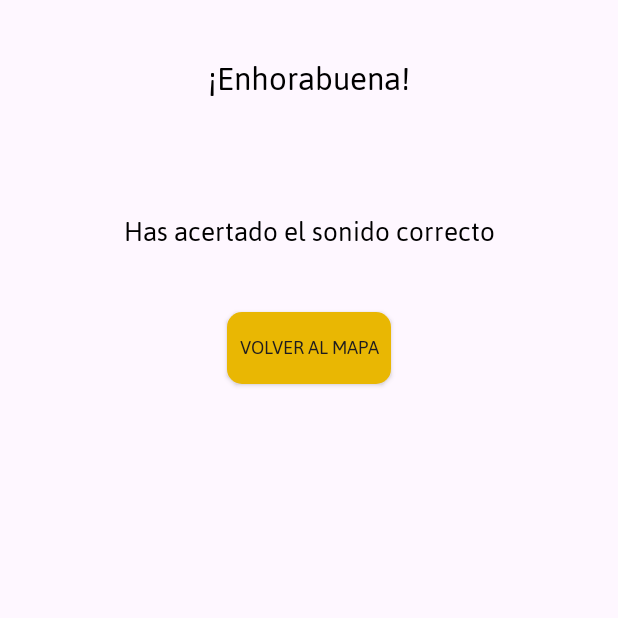
After one commit to DidaktikApp5/didaktikappDurango, an Android app: the ResultadosSirenaActivity screen opened directly, with no data from a screen before it, on a phone screen of 412 x 824 dp, the top half of it. The commit adds this screen. Run offline under Robolectric (Android 15) with nearby library versions, the phone set to English and light mode, and no system bars.

Commit message:
add:si acierta te lleva a otra pantalla de felicitacion

```diff
--- a/app/src/main/AndroidManifest.xml
+++ b/app/src/main/AndroidManifest.xml
@@ -57,6 +57,9 @@
             android:name=".actividades.MikeldiActivity"
             android:exported="false" />
         <activity
+            android:name=".actividades.ResultadosSirenaActivity"
+            android:exported="false" />
+        <activity
             android:name=".MainActivity"
             android:exported="true"
             android:theme="@style/Theme.App.Starting">
--- /dev/null
+++ b/app/src/main/java/com/icjardinapps/dm2/durango/actividades/ResultadosSirenaActivity.kt
@@ -0,0 +1,21 @@
+package com.icjardinapps.dm2.durango.actividades
+
+import android.content.Intent
+import android.os.Bundle
+import android.widget.Button
+import androidx.appcompat.app.AppCompatActivity
+import com.icjardinapps.dm2.durango.R
+
+class ResultadosSirenaActivity : AppCompatActivity() {
+    override fun onCreate(savedInstanceState: Bundle?) {
+        super.onCreate(savedInstanceState)
+        setContentView(R.layout.activity_resultados_sirena)
+
+        val buttonVolverMapa: Button = findViewById(R.id.volverMapa)
+
+        buttonVolverMapa.setOnClickListener {
+            val intent = Intent(this, MapaActivity::class.java)
+            startActivity(intent)
+        }
+    }
+}
--- a/app/src/main/java/com/icjardinapps/dm2/durango/actividades/SirenaActivity.kt
+++ b/app/src/main/java/com/icjardinapps/dm2/durango/actividades/SirenaActivity.kt
@@ -1,5 +1,6 @@
 package com.icjardinapps.dm2.durango.actividades
 
+import android.content.Intent
 import android.media.MediaPlayer
 import android.os.Bundle
 import android.widget.Button
@@ -48,12 +49,13 @@ class SirenaActivity : AppCompatActivity() {
         findViewById<Button>(R.id.btnComprobarOpcion).setOnClickListener {
             val selectedOptionId = findViewById<RadioGroup>(R.id.radioGroupOpciones).checkedRadioButtonId
             if (selectedOptionId == -1) {
-                Toast.makeText(this, "Selecciona una opción", Toast.LENGTH_SHORT).show()
+                Toast.makeText(this, getString(R.string.SirenaselecionaOpcion), Toast.LENGTH_SHORT).show()
             } else {
                 if (selectedOptionId == correctOption) {
-                    Toast.makeText(this, "¡Correcto!", Toast.LENGTH_SHORT).show()
+                    val intent = Intent(this, ResultadosSirenaActivity::class.java)
+                    startActivity(intent)
                 } else {
-                    Toast.makeText(this, "Incorrecto, inténtalo de nuevo", Toast.LENGTH_SHORT).show()
+                    Toast.makeText(this, getString(R.string.SirenaIncorrecto), Toast.LENGTH_SHORT).show()
                     reproducirAudio(R.raw.malo)
                 }
             }
--- /dev/null
+++ b/app/src/main/res/layout/activity_resultados_sirena.xml
@@ -0,0 +1,42 @@
+<?xml version="1.0" encoding="utf-8"?>
+<RelativeLayout xmlns:android="http://schemas.android.com/apk/res/android"
+    xmlns:tools="http://schemas.android.com/tools"
+    android:id="@+id/activity_resultados_sirena"
+    android:layout_width="match_parent"
+    android:layout_height="match_parent"
+    tools:context=".actividades.ResultadosSirenaActivity">
+
+    <TextView
+        android:layout_width="match_parent"
+        android:layout_height="wrap_content"
+        android:textAlignment="center"
+        android:textSize="24sp"
+        android:padding="16dp"
+        android:textColor="#000"
+        android:layout_margin="16dp"
+        android:id="@+id/enhorabuena"
+        android:text="@string/enhorabuena"/>
+
+    <TextView
+        android:layout_below="@+id/enhorabuena"
+        android:layout_width="match_parent"
+        android:layout_height="wrap_content"
+        android:textAlignment="center"
+        android:textSize="20sp"
+        android:padding="16dp"
+        android:textColor="#000"
+        android:layout_margin="16dp"
+        android:id="@+id/acertadas"
+        android:text="@string/aciertoSirena"/>
+
+    <androidx.appcompat.widget.AppCompatButton
+        android:layout_below="@+id/acertadas"
+        android:id="@+id/volverMapa"
+        android:layout_width="wrap_content"
+        android:layout_height="wrap_content"
+        android:text="@string/volver_mapa"
+        android:padding="8dp"
+        android:layout_margin="4dp"
+        android:background="@drawable/button_background"
+        android:layout_centerHorizontal="true" />
+</RelativeLayout>
--- a/app/src/main/res/values/strings.xml
+++ b/app/src/main/res/values/strings.xml
@@ -47,4 +47,7 @@
     <string name="opcion3">Opcion 3</string>
     <string name="opcion4">Opcion 4</string>
     <string name="comprobar">Comprobar</string>
+    <string name="SirenaselecionaOpcion">Selecciona una opción</string>
+    <string name="SirenaIncorrecto">Incorrecto, inténtalo de nuevo</string>
+    <string name="aciertoSirena">Has acertado el sonido correcto</string>
 </resources>
```
Also changed, not shown: 1 other file.
